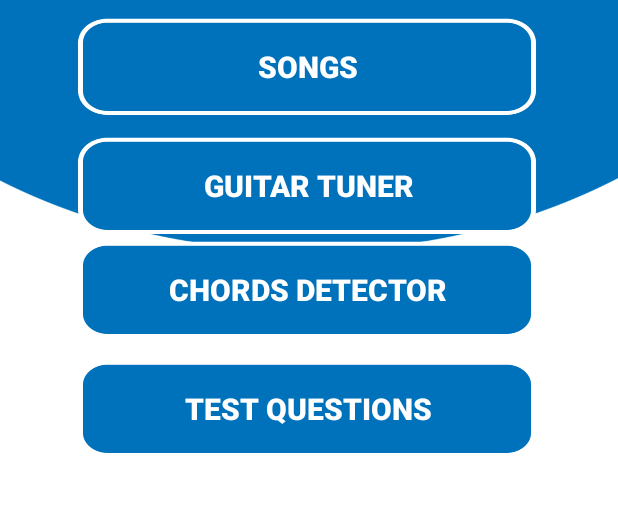
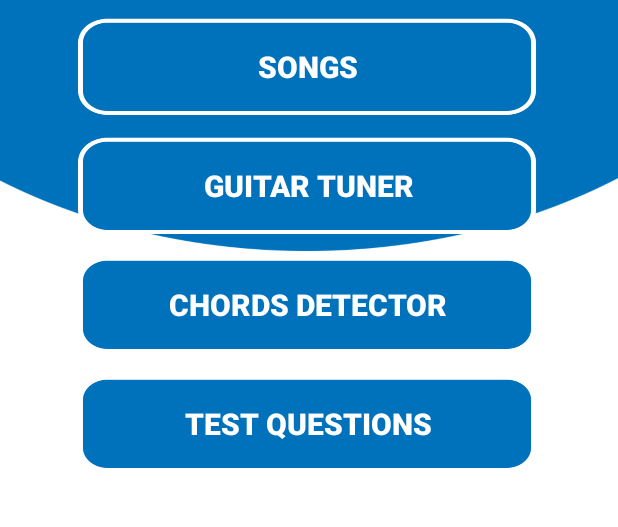
Before and after one commit to buddycoding/Guitar-Tutor-2, an Android app: the screen it shows after launch (MainActivity), on a phone screen of 412 x 824 dp, the part 397-924 px from its top. Run offline under Robolectric (Android 15) with nearby library versions, the phone set to English and light mode, and no system bars.

Commit message:
bug fixes

```diff
--- a/app/src/main/java/com/example/guitartutor/Migrate/Adapters/QuestionsList.java
+++ b/app/src/main/java/com/example/guitartutor/Migrate/Adapters/QuestionsList.java
@@ -25,8 +25,8 @@ public class QuestionsList {
         chords.add(new QuestionsList("e", new int[]{ 0, 2, 2, 1, 0, 0 }, new int[]{ 0, 2, 3, 1, 0, 0 }));
         chords.add(new QuestionsList("g", new int[]{ 3,2,0,0,0,3 }, new int[]{ 2,1,0,0,0,3 }));
 
-        //chords.add(new QuestionsList("c", new int[]{ -1,3,2,0,1,0 }, new int[]{ -1,3,2,0,1,0 })); orig
-        chords.add(new QuestionsList("c", new int[]{ 0,1,0,0,0,0 }, new int[]{ 0,1,0,0,0,0 }));
+        chords.add(new QuestionsList("c", new int[]{ -1,3,2,0,1,0 }, new int[]{ -1,3,2,0,1,0 })); //orig
+        //chords.add(new QuestionsList("c", new int[]{ 0,1,0,0,0,0 }, new int[]{ 0,1,0,0,0,0 }));
         chords.add(new QuestionsList("em", new int[]{ 0,2,2,0,0,0 }, new int[]{ 0,1,2,0,0,0 }));
         chords.add(new QuestionsList("am", new int[]{ -1,0,2,2,1,0 }, new int[]{ -1,0,2,3,1,0 }));
         chords.add(new QuestionsList("a", new int[]{ -1,0,2,2,2,0 }, new int[]{ -1,0,2,1,3,0 }));
--- a/app/src/main/res/layout/activity_main_2.xml
+++ b/app/src/main/res/layout/activity_main_2.xml
@@ -90,6 +90,7 @@
             android:layout_width="311dp"
             android:layout_height="69dp"
             android:layout_marginStart="8dp"
+            android:layout_marginTop="10dp"
             android:layout_marginEnd="8dp"
             android:background="@drawable/button"
             android:text="CHORDS DETECTOR"
```
